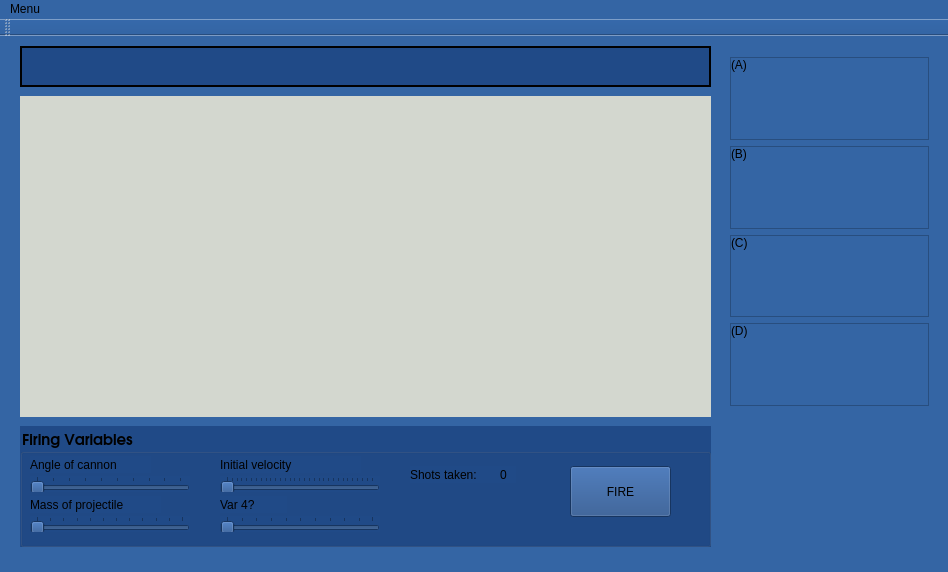
Qt form EducationalApp/demowindow.ui (ChristopherDHanson/CannonBlaster) before a commit.
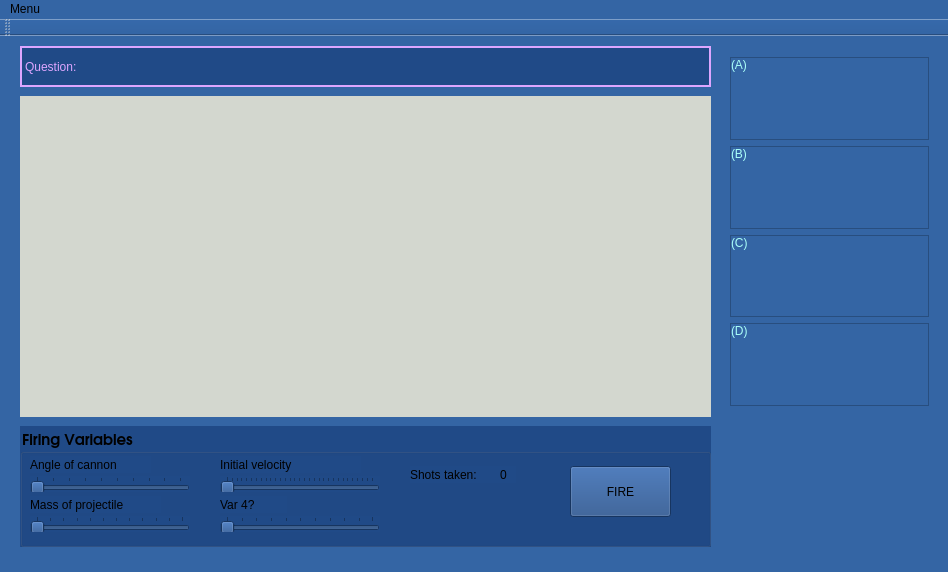
The same form after that commit. Custom widgets are drawn as their Qt base class.

Commit message: Made stylistic changes to the question and answer displays.

```diff
--- a/EducationalApp/demowindow.ui
+++ b/EducationalApp/demowindow.ui
@@ -243,13 +243,15 @@
     </property>
     <property name="styleSheet">
      <string notr="true">background-color: rgb(32, 74, 135);
-border-color: rgb(85, 87, 83);</string>
+font: 75 24pt &quot;Uroob&quot;;
+border-color: rgb(85, 87, 83);
+color: rgb(221, 166, 255);</string>
     </property>
     <property name="frameShape">
      <enum>QFrame::WinPanel</enum>
     </property>
     <property name="text">
-     <string/>
+     <string>Question: </string>
     </property>
    </widget>
    <widget class="QWidget" name="verticalLayoutWidget">
@@ -285,6 +287,10 @@
            <height>81</height>
           </rect>
          </property>
+         <property name="styleSheet">
+          <string notr="true">color: rgb(170, 255, 248);
+font: 75 18pt &quot;Uroob&quot;;</string>
+         </property>
          <property name="text">
           <string>(A)</string>
          </property>
@@ -318,6 +324,10 @@
            <height>81</height>
           </rect>
          </property>
+         <property name="styleSheet">
+          <string notr="true">color: rgb(170, 255, 248);
+font: 75 18pt &quot;Uroob&quot;;</string>
+         </property>
          <property name="text">
           <string>(B)</string>
          </property>
@@ -351,6 +361,10 @@
            <height>81</height>
           </rect>
          </property>
+         <property name="styleSheet">
+          <string notr="true">color: rgb(170, 255, 248);
+font: 75 18pt &quot;Uroob&quot;;</string>
+         </property>
          <property name="text">
           <string>(C)</string>
          </property>
@@ -384,6 +398,10 @@
            <height>81</height>
           </rect>
          </property>
+         <property name="styleSheet">
+          <string notr="true">color: rgb(170, 255, 248);
+font: 75 18pt &quot;Uroob&quot;;</string>
+         </property>
          <property name="text">
           <string>(D)</string>
          </property>
```
Left out of the diff: 2 changed lines with no effect on the pictures.
